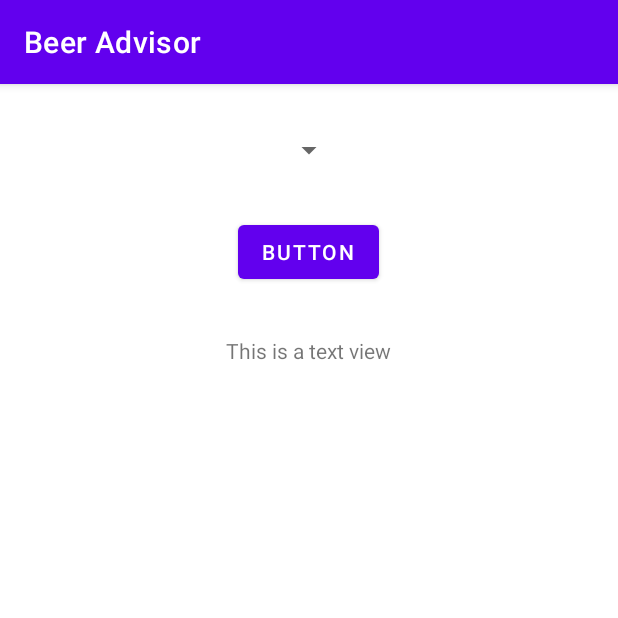
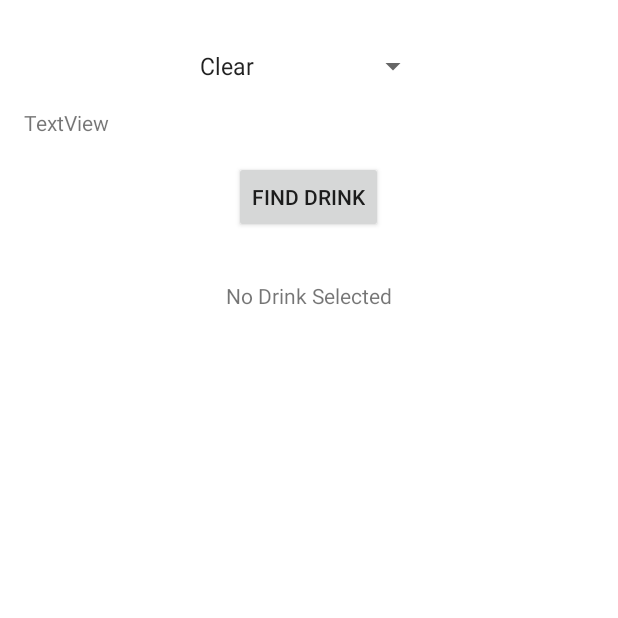
Before and after one commit to AaronHales/Mobile_Development_2021, an Android app: the screen it shows after launch (MainActivity), on a phone screen of 412 x 824 dp, the top half of it. Run offline under Robolectric (Android 15) with nearby library versions, the phone set to English and light mode, and no system bars.

Commit message:
added values to spinner, strings to resource, and started developing the button method

```diff
--- a/BeerAdvisor/app/src/main/java/com/example/myapplication/MainActivity.java
+++ b/BeerAdvisor/app/src/main/java/com/example/myapplication/MainActivity.java
@@ -1,14 +1,23 @@
 package com.example.myapplication;
 
-import androidx.appcompat.app.AppCompatActivity;
+import android.app.Activity;
+import android.os.Bundle;
+import android.view.View;
+import android.widget.TextView;
 
-import android.os.Bundle;
-
-public class MainActivity extends AppCompatActivity {
+public class MainActivity extends Activity {
 
     @Override
-    protected void onCreate(Bundle savedInstanceState) {
-        super.onCreate(savedInstanceState);
+    protected void onCreate(Bundle saveInstanceState) {
+        super.onCreate(saveInstanceState);
         setContentView(R.layout.activity_main);
     }
+
+    public void onClick_findDrink(View view) {
+        TextView brands = (TextView) findViewById(R.id.brands);
+        brands.setText("you clicked the button");
+
+    }
+
+
 }
--- a/BeerAdvisor/app/src/main/res/layout/activity_main.xml
+++ b/BeerAdvisor/app/src/main/res/layout/activity_main.xml
@@ -35,7 +35,14 @@
         android:layout_height="wrap_content"
         android:layout_marginTop="40dp"
         android:layout_gravity="center"
-        android:layout_margin="16dp" />
+        android:layout_margin="16dp"
+        android:entries="@array/type_array" />
+
+    <TextView
+        android:id="@+id/textView"
+        android:layout_width="match_parent"
+        android:layout_height="wrap_content"
+        android:text="TextView" />
 
     <Button
         android:id="@+id/find_beer"
@@ -43,15 +50,16 @@
         android:layout_height="wrap_content"
         android:layout_gravity="center"
         android:layout_margin="16dp"
-        android:text="Button" />
+        android:text="@string/find_drink"
+        android:onClick="onClick_findDrink" />
 
     <TextView
+        android:id="@+id/brands"
         android:layout_width="wrap_content"
         android:layout_height="wrap_content"
-        android:id="@+id/brands"
         android:layout_gravity="center"
         android:layout_margin="16dp"
-        android:text="This is a text view" />
+        android:text="@string/brands" />
 
 
 </LinearLayout>
--- a/BeerAdvisor/app/src/main/res/values/strings.xml
+++ b/BeerAdvisor/app/src/main/res/values/strings.xml
@@ -1,3 +1,35 @@
 <resources>
-    <string name="app_name">Beer Advisor</string>
+    <!-- App Name -->
+    <string name="app_name">Drink Advisor</string>
+
+    <!-- Credit -->
+    <string name="author">Aaron Hales</string>
+    <string name="copyright_date">Jan. 25, 2021</string>
+    <string name="company_madeby">Tooele School District</string>
+    <string name="art_by"></string>
+    <string name="head_developers">Aaron Hales</string>
+    <string name="company_for"></string>
+    <string name="contributors"></string>
+
+    <!-- Information -->
+    <string name="language">English</string>
+    <string name="version">Version 0.0.1</string>
+
+    <!-- In-app resources/data -->
+    <string name="find_drink">Find Drink</string>
+    <string name="brands">No Drink Selected</string>
+
+    <!-- array for soda spinner -->
+    <string-array name="type_array">
+        <item>Clear</item>
+        <item>Dark Cola</item>
+        <item>Punch</item>
+        <item>Diet</item>
+        <item>Zero Sugar</item>
+        <item>Energy Drinks</item>
+        <item>Tea</item>
+        <item>Coffee</item>
+
+    </string-array>
+
 </resources>
```
